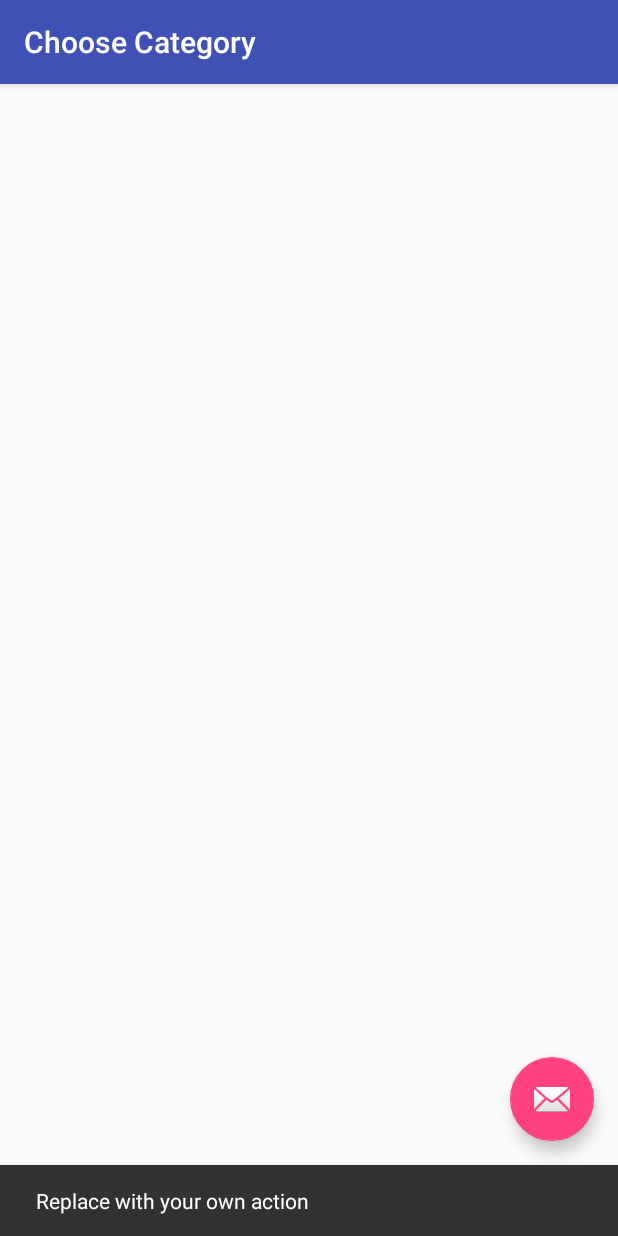
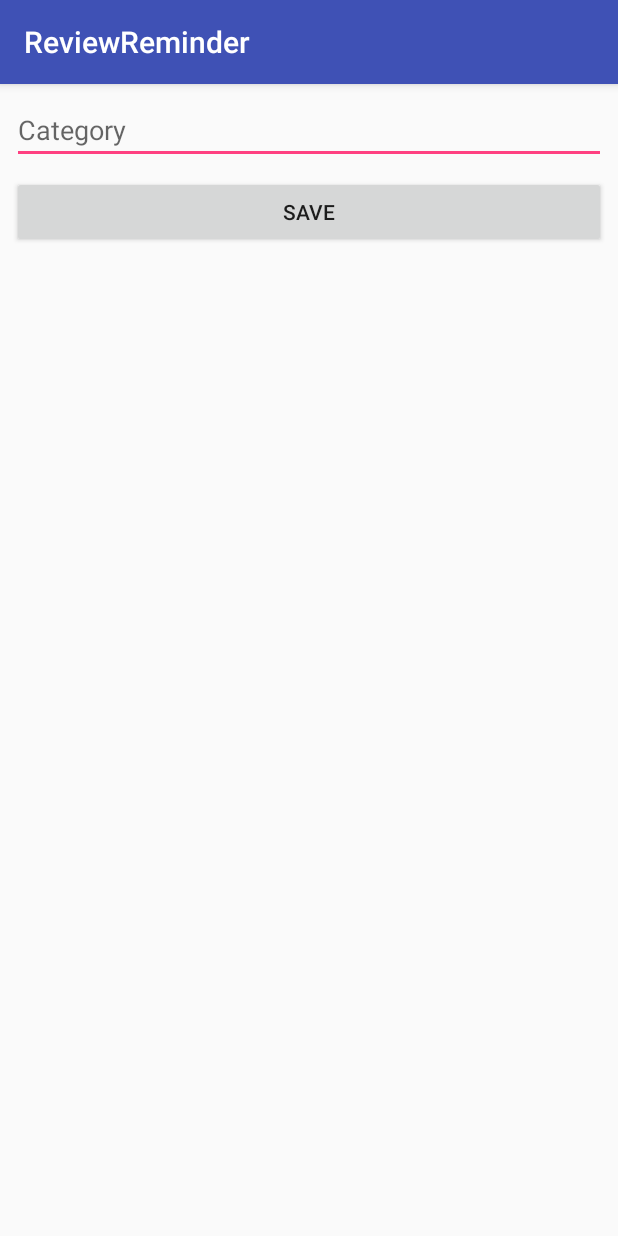
Before and after one commit to kknine/review-reminder-android, an Android app: the ChooseCategoryActivity screen opened directly, with no data from a screen before it, after a tap on an icon or button, on a phone screen of 412 x 824 dp. Run offline under Robolectric (Android 15) with nearby library versions, the phone set to English and light mode, and no system bars.

Commit message:
Make categories work

```diff
--- a/app/src/main/AndroidManifest.xml
+++ b/app/src/main/AndroidManifest.xml
@@ -22,11 +22,12 @@
         <activity
             android:name=".AddSubjectActivity"
             android:parentActivityName=".MainActivity"
-            android:theme="@style/AppTheme.NoActionBar"></activity>
+            android:theme="@style/AppTheme.NoActionBar" />
         <activity
             android:name=".ChooseCategoryActivity"
             android:label="@string/title_activity_choose_category"
-            android:theme="@style/AppTheme.NoActionBar"></activity>
+            android:theme="@style/AppTheme.NoActionBar" />
+        <activity android:name=".AddCategoryActivity"></activity>
     </application>
 
 </manifest>
--- /dev/null
+++ b/app/src/main/java/com/kk9software/reviewreminder/AddCategoryActivity.java
@@ -0,0 +1,26 @@
+package com.kk9software.reviewreminder;
+
+import android.support.v7.app.AppCompatActivity;
+import android.os.Bundle;
+import android.view.View;
+import android.widget.EditText;
+
+import com.kk9software.reviewreminder.data.DBHelper;
+import com.kk9software.reviewreminder.model.Category;
+
+public class AddCategoryActivity extends AppCompatActivity {
+
+    private DBHelper db;
+    @Override
+    protected void onCreate(Bundle savedInstanceState) {
+        super.onCreate(savedInstanceState);
+        setContentView(R.layout.activity_add_category);
+        db = new DBHelper(this);
+    }
+
+    public void addCategory(View v) {
+        EditText etCategoryName = (EditText)findViewById(R.id.adc_category);
+        db.addCategory(new Category(etCategoryName.getText().toString()));
+        finish();
+    }
+}
--- a/app/src/main/java/com/kk9software/reviewreminder/CategoryAdapter.java
+++ b/app/src/main/java/com/kk9software/reviewreminder/CategoryAdapter.java
@@ -15,8 +15,10 @@ public class CategoryAdapter extends RecyclerView.Adapter<CategoryAdapter.Catego
 
 
     private ArrayList<Category> mCategoryList;
-    public CategoryAdapter(ArrayList<Category> categoryList) {
+    private ChooseCategoryActivity.OnItemClickListener mListener;
+    public CategoryAdapter(ArrayList<Category> categoryList, ChooseCategoryActivity.OnItemClickListener listener) {
         mCategoryList = categoryList;
+        mListener = listener;
     }
     @Override
     public CategoryViewHolder onCreateViewHolder(ViewGroup parent, int viewType) {
@@ -34,8 +36,13 @@ public class CategoryAdapter extends RecyclerView.Adapter<CategoryAdapter.Catego
 
     @Override
     public int getItemCount() {
-
-        return 0;
+        if(mCategoryList==null)
+            return 0;
+        return mCategoryList.size();
+    }
+    public void swapData(ArrayList<Category> newCategoryList) {
+        mCategoryList = newCategoryList;
+        this.notifyDataSetChanged();
     }
 
     class CategoryViewHolder extends RecyclerView.ViewHolder {
@@ -43,14 +50,20 @@ public class CategoryAdapter extends RecyclerView.Adapter<CategoryAdapter.Catego
         View itemView;
         TextView tvName;
 
-        public CategoryViewHolder(View itemView) {
+        private CategoryViewHolder(View itemView) {
             super(itemView);
             this.itemView = itemView;
             tvName = (TextView) itemView.findViewById(R.id.lic_name);
         }
-        public void bind(Category category) {
+        private void bind(final Category category) {
             tvName.setText(category.getName());
             itemView.setTag(category.getId());
+            itemView.setOnClickListener(new View.OnClickListener() {
+                @Override
+                public void onClick(View v) {
+                    mListener.onItemClick(category);
+                }
+            });
         }
     }
 }
--- a/app/src/main/java/com/kk9software/reviewreminder/ChooseCategoryActivity.java
+++ b/app/src/main/java/com/kk9software/reviewreminder/ChooseCategoryActivity.java
@@ -1,14 +1,24 @@
 package com.kk9software.reviewreminder;
 
+import android.content.Intent;
 import android.os.Bundle;
 import android.support.design.widget.FloatingActionButton;
 import android.support.design.widget.Snackbar;
 import android.support.v7.app.AppCompatActivity;
+import android.support.v7.widget.LinearLayoutManager;
+import android.support.v7.widget.RecyclerView;
 import android.support.v7.widget.Toolbar;
 import android.view.View;
 
+import com.kk9software.reviewreminder.data.DBHelper;
+import com.kk9software.reviewreminder.model.Category;
+
 public class ChooseCategoryActivity extends AppCompatActivity {
 
+    private DBHelper db;
+    private CategoryAdapter mCategoryAdapter;
+    public static final String EXTRA_CATEGORY_ID = "category_id";
+    public static final String EXTRA_CATEGORY_NAME = "category_name";
     @Override
     protected void onCreate(Bundle savedInstanceState) {
         super.onCreate(savedInstanceState);
@@ -20,16 +30,36 @@ public class ChooseCategoryActivity extends AppCompatActivity {
         fab.setOnClickListener(new View.OnClickListener() {
             @Override
             public void onClick(View view) {
-                Snackbar.make(view, "Replace with your own action", Snackbar.LENGTH_LONG)
-                        .setAction("Action", null).show();
+                Intent i = new Intent(ChooseCategoryActivity.this,AddCategoryActivity.class);
+                startActivity(i);
             }
         });
 
+        db = new DBHelper(this);
+        mCategoryAdapter = new CategoryAdapter(db.getAllCategories(), new OnItemClickListener() {
+            @Override
+            public void onItemClick(Category category) {
+                Intent i = new Intent(ChooseCategoryActivity.this,AddSubjectActivity.class);
+                i.putExtra(EXTRA_CATEGORY_NAME,category.getName());
+                i.putExtra(EXTRA_CATEGORY_ID,category.getId());
+                startActivity(i);
+            }
+        });
+        System.out.println(db.getAllCategories().size());
+        RecyclerView recyclerView = (RecyclerView)findViewById(R.id.main_recycler);
+        recyclerView.setLayoutManager(new LinearLayoutManager(this));
+        recyclerView.setHasFixedSize(true);
+        recyclerView.setAdapter(mCategoryAdapter);
+    }
 
+    @Override
+    protected void onStart() {
+        super.onStart();
+        mCategoryAdapter.swapData(db.getAllCategories());
     }
 
     public interface OnItemClickListener {
-        void onItemClick(int categoryId);
+        void onItemClick(Category category);
     }
 
 }
--- a/app/src/main/java/com/kk9software/reviewreminder/data/DBHelper.java
+++ b/app/src/main/java/com/kk9software/reviewreminder/data/DBHelper.java
@@ -8,9 +8,11 @@ import android.database.sqlite.SQLiteOpenHelper;
 import android.util.TimeUtils;
 
 import com.kk9software.reviewreminder.data.ReviewContract.*;
+import com.kk9software.reviewreminder.model.Category;
 import com.kk9software.reviewreminder.model.Reminder;
 import com.kk9software.reviewreminder.model.Subject;
 
+import java.lang.reflect.Array;
 import java.util.ArrayList;
 import java.util.Calendar;
 
@@ -42,7 +44,7 @@ public class DBHelper extends SQLiteOpenHelper {
         String SQLITE_CREATE_CATEGORIES_TABLE = "CREATE TABLE " +
                 CategoryEntry.TABLE_NAME + " (" +
                 CategoryEntry._ID + " INTEGER PRIMARY KEY AUTOINCREMENT, " +
-                CategoryEntry.COLUMN_CATEGORY_NAME + " TEXT NOT NULL, " +
+                CategoryEntry.COLUMN_CATEGORY_NAME + " TEXT NOT NULL" +
                 ");";
         db.execSQL(SQLITE_CREATE_SUBJECTS_TABLE);
         db.execSQL(SQLITE_CREATE_REMINDERS_TABLE);
@@ -108,10 +110,10 @@ public class DBHelper extends SQLiteOpenHelper {
         c.close();
         return reminderList;
     }
-    public Subject getSubject(int id) {
+    public Subject getSubject(int subjectId) {
         SQLiteDatabase db  = this.getWritableDatabase();
         Subject result = null;
-        Cursor c = db.query(SubjectEntry.TABLE_NAME,null,"id=?",new String[] {Integer.toString(id)},null,null,null,"1");
+        Cursor c = db.query(SubjectEntry.TABLE_NAME,null,"id=?",new String[] {Integer.toString(subjectId)},null,null,null,"1");
         if(c.getCount()>0) {
             result = new Subject(c.getInt(0),c.getInt(1),c.getString(2),c.getLong(3));
         }
@@ -132,4 +134,31 @@ public class DBHelper extends SQLiteOpenHelper {
         SQLiteDatabase db = this.getWritableDatabase();
         db.delete(ReminderEntry.TABLE_NAME,ReminderEntry._ID+  "=?",new String[]{Integer.toString(id)});
     }
+
+    public ArrayList<Category> getAllCategories() {
+        ArrayList<Category> categoryList = new ArrayList<>();
+        SQLiteDatabase db = this.getReadableDatabase();
+        Cursor c = db.query(CategoryEntry.TABLE_NAME,null,null,null,null,null,null,null);
+        while(c.moveToNext()) {
+            categoryList.add(new Category(c.getInt(0),c.getString(1)));
+        }
+        c.close();
+        return categoryList;
+    }
+    public int addCategory(Category category) {
+        SQLiteDatabase db = this.getWritableDatabase();
+        ContentValues cv = new ContentValues();
+        cv.put(CategoryEntry.COLUMN_CATEGORY_NAME,category.getName());
+        return (int)db.insert(CategoryEntry.TABLE_NAME,null,cv);
+    }
+    public Category getCategory(int categoryId) {
+        Category category = null;
+        SQLiteDatabase db = this.getReadableDatabase();
+        Cursor c = db.query(CategoryEntry.TABLE_NAME,null,CategoryEntry._ID + "=?",new String[] {Integer.toString(categoryId)},null,null,null,"1");
+        if(c.getCount()>0) {
+            category = new Category(c.getInt(0),c.getString(1));
+        }
+        c.close();
+        return category;
+    }
 }
--- /dev/null
+++ b/app/src/main/res/layout/activity_add_category.xml
@@ -0,0 +1,36 @@
+<?xml version="1.0" encoding="utf-8"?>
+<android.support.constraint.ConstraintLayout xmlns:android="http://schemas.android.com/apk/res/android"
+    xmlns:app="http://schemas.android.com/apk/res-auto"
+    xmlns:tools="http://schemas.android.com/tools"
+    android:layout_width="match_parent"
+    android:layout_height="match_parent"
+    tools:context="com.kk9software.reviewreminder.AddCategoryActivity">
+
+    <EditText
+        android:id="@+id/adc_category"
+        android:layout_width="0dp"
+        android:layout_height="wrap_content"
+        android:layout_marginLeft="8dp"
+        android:layout_marginRight="8dp"
+        android:layout_marginTop="8dp"
+        android:ems="10"
+        android:hint="Category"
+        android:inputType="textPersonName"
+        app:layout_constraintHorizontal_bias="0.503"
+        app:layout_constraintLeft_toLeftOf="parent"
+        app:layout_constraintRight_toRightOf="parent"
+        app:layout_constraintTop_toTopOf="parent" />
+
+    <Button
+        android:id="@+id/adc_save"
+        android:layout_width="0dp"
+        android:layout_height="wrap_content"
+        android:layout_marginLeft="8dp"
+        android:layout_marginRight="8dp"
+        android:layout_marginTop="8dp"
+        android:onClick="addCategory"
+        android:text="Save"
+        app:layout_constraintLeft_toLeftOf="parent"
+        app:layout_constraintRight_toRightOf="parent"
+        app:layout_constraintTop_toBottomOf="@+id/adc_category" />
+</android.support.constraint.ConstraintLayout>
--- a/app/src/main/res/layout/list_item_category.xml
+++ b/app/src/main/res/layout/list_item_category.xml
@@ -4,6 +4,10 @@
     android:layout_height="wrap_content"
     android:orientation="vertical">
 
+    <View
+        android:layout_width="match_parent"
+        android:layout_height="1dp"
+        android:background="@android:color/holo_blue_dark" />
     <TextView
         android:id="@+id/lic_name"
         android:layout_width="match_parent"
@@ -14,6 +18,6 @@
 
     <View
         android:layout_width="match_parent"
-        android:layout_height="2dp"
+        android:layout_height="1dp"
         android:background="@android:color/holo_blue_dark" />
 </LinearLayout>
```
Also changed, not shown: app/src/main/java/com/kk9software/reviewreminder/AddSubjectActivity.java (+9 -0 lines), app/src/main/java/com/kk9software/reviewreminder/MainActivity.java (+5 -2 lines), app/src/main/res/layout/activity_add_subject.xml (+13 -5 lines), app/src/main/res/layout/list_item_review.xml (+2 -5 lines).
